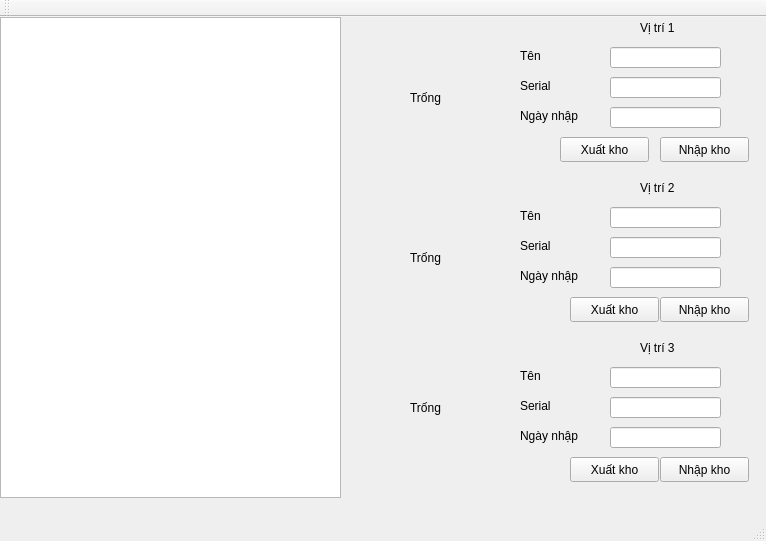
This is mainwindow.ui in phuc2k1/listview as Qt 5 draws it before an edit. The edited form follows.
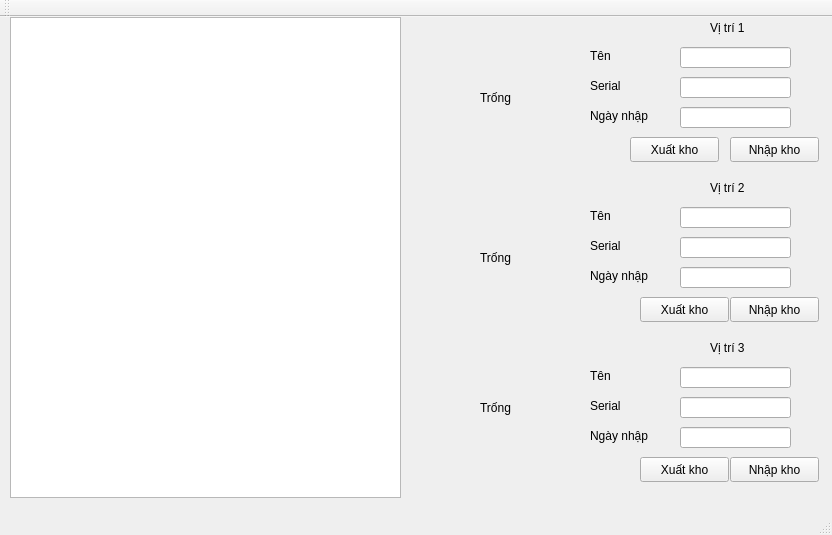
This is the edited form.

What changed in the file:
```diff
--- a/mainwindow.ui
+++ b/mainwindow.ui
@@ -6,8 +6,8 @@
    <rect>
     <x>0</x>
     <y>0</y>
-    <width>766</width>
-    <height>541</height>
+    <width>832</width>
+    <height>535</height>
    </rect>
   </property>
   <property name="windowTitle">
@@ -17,9 +17,9 @@
    <widget class="QListView" name="listView">
     <property name="geometry">
      <rect>
-      <x>0</x>
+      <x>10</x>
       <y>0</y>
-      <width>341</width>
+      <width>391</width>
       <height>481</height>
      </rect>
     </property>
@@ -27,7 +27,7 @@
    <widget class="QLineEdit" name="lineEdit">
     <property name="geometry">
      <rect>
-      <x>610</x>
+      <x>680</x>
       <y>60</y>
       <width>111</width>
       <height>21</height>
@@ -37,7 +37,7 @@
    <widget class="QLabel" name="label">
     <property name="geometry">
      <rect>
-      <x>520</x>
+      <x>590</x>
       <y>30</y>
       <width>67</width>
       <height>17</height>
@@ -50,7 +50,7 @@
    <widget class="QLineEdit" name="lineEdit_2">
     <property name="geometry">
      <rect>
-      <x>610</x>
+      <x>680</x>
       <y>90</y>
       <width>111</width>
       <height>21</height>
@@ -60,7 +60,7 @@
    <widget class="QLabel" name="label_2">
     <property name="geometry">
      <rect>
-      <x>520</x>
+      <x>590</x>
       <y>90</y>
       <width>81</width>
       <height>17</height>
@@ -73,7 +73,7 @@
    <widget class="QPushButton" name="xuat1">
     <property name="geometry">
      <rect>
-      <x>560</x>
+      <x>630</x>
       <y>120</y>
       <width>89</width>
       <height>25</height>
@@ -86,7 +86,7 @@
    <widget class="QPushButton" name="xuat2">
     <property name="geometry">
      <rect>
-      <x>570</x>
+      <x>640</x>
       <y>280</y>
       <width>89</width>
       <height>25</height>
@@ -99,7 +99,7 @@
    <widget class="QLineEdit" name="lineEdit_3">
     <property name="geometry">
      <rect>
-      <x>610</x>
+      <x>680</x>
       <y>220</y>
       <width>111</width>
       <height>21</height>
@@ -109,7 +109,7 @@
    <widget class="QLabel" name="label_3">
     <property name="geometry">
      <rect>
-      <x>520</x>
+      <x>590</x>
       <y>250</y>
       <width>81</width>
       <height>17</height>
@@ -122,7 +122,7 @@
    <widget class="QLabel" name="label_4">
     <property name="geometry">
      <rect>
-      <x>520</x>
+      <x>590</x>
       <y>190</y>
       <width>67</width>
       <height>17</height>
@@ -135,7 +135,7 @@
    <widget class="QLineEdit" name="lineEdit_4">
     <property name="geometry">
      <rect>
-      <x>610</x>
+      <x>680</x>
       <y>250</y>
       <width>111</width>
       <height>21</height>
@@ -145,7 +145,7 @@
    <widget class="QPushButton" name="xuat3">
     <property name="geometry">
      <rect>
-      <x>570</x>
+      <x>640</x>
       <y>440</y>
       <width>89</width>
       <height>25</height>
@@ -158,7 +158,7 @@
    <widget class="QLineEdit" name="lineEdit_5">
     <property name="geometry">
      <rect>
-      <x>610</x>
+      <x>680</x>
       <y>380</y>
       <width>111</width>
       <height>21</height>
@@ -168,7 +168,7 @@
    <widget class="QLabel" name="label_5">
     <property name="geometry">
      <rect>
-      <x>520</x>
+      <x>590</x>
       <y>410</y>
       <width>81</width>
       <height>17</height>
@@ -181,7 +181,7 @@
    <widget class="QLabel" name="label_6">
     <property name="geometry">
      <rect>
-      <x>520</x>
+      <x>590</x>
       <y>380</y>
       <width>67</width>
       <height>17</height>
@@ -194,7 +194,7 @@
    <widget class="QLineEdit" name="lineEdit_6">
     <property name="geometry">
      <rect>
-      <x>610</x>
+      <x>680</x>
       <y>410</y>
       <width>111</width>
       <height>21</height>
@@ -204,7 +204,7 @@
    <widget class="QPushButton" name="nhap1">
     <property name="geometry">
      <rect>
-      <x>660</x>
+      <x>730</x>
       <y>120</y>
       <width>89</width>
       <height>25</height>
@@ -217,7 +217,7 @@
    <widget class="QPushButton" name="nhap2">
     <property name="geometry">
      <rect>
-      <x>660</x>
+      <x>730</x>
       <y>280</y>
       <width>89</width>
       <height>25</height>
@@ -230,7 +230,7 @@
    <widget class="QPushButton" name="nhap3">
     <property name="geometry">
      <rect>
-      <x>660</x>
+      <x>730</x>
       <y>440</y>
       <width>89</width>
       <height>25</height>
@@ -243,7 +243,7 @@
    <widget class="QLabel" name="label_7">
     <property name="geometry">
      <rect>
-      <x>640</x>
+      <x>710</x>
       <y>320</y>
       <width>68</width>
       <height>22</height>
@@ -256,7 +256,7 @@
    <widget class="QLabel" name="label_8">
     <property name="geometry">
      <rect>
-      <x>640</x>
+      <x>710</x>
       <y>160</y>
       <width>68</width>
       <height>22</height>
@@ -269,7 +269,7 @@
    <widget class="QLabel" name="label_9">
     <property name="geometry">
      <rect>
-      <x>640</x>
+      <x>710</x>
       <y>0</y>
       <width>68</width>
       <height>22</height>
@@ -282,7 +282,7 @@
    <widget class="QLabel" name="label_10">
     <property name="geometry">
      <rect>
-      <x>520</x>
+      <x>590</x>
       <y>220</y>
       <width>81</width>
       <height>17</height>
@@ -295,7 +295,7 @@
    <widget class="QLineEdit" name="name2">
     <property name="geometry">
      <rect>
-      <x>610</x>
+      <x>680</x>
       <y>190</y>
       <width>111</width>
       <height>21</height>
@@ -305,7 +305,7 @@
    <widget class="QLineEdit" name="name1">
     <property name="geometry">
      <rect>
-      <x>610</x>
+      <x>680</x>
       <y>30</y>
       <width>111</width>
       <height>21</height>
@@ -315,7 +315,7 @@
    <widget class="QLabel" name="label_11">
     <property name="geometry">
      <rect>
-      <x>520</x>
+      <x>590</x>
       <y>60</y>
       <width>81</width>
       <height>17</height>
@@ -328,7 +328,7 @@
    <widget class="QLineEdit" name="name3">
     <property name="geometry">
      <rect>
-      <x>610</x>
+      <x>680</x>
       <y>350</y>
       <width>111</width>
       <height>21</height>
@@ -338,7 +338,7 @@
    <widget class="QLabel" name="label_12">
     <property name="geometry">
      <rect>
-      <x>520</x>
+      <x>590</x>
       <y>350</y>
       <width>67</width>
       <height>17</height>
@@ -351,7 +351,7 @@
    <widget class="QLabel" name="khosp1">
     <property name="geometry">
      <rect>
-      <x>350</x>
+      <x>420</x>
       <y>10</y>
       <width>151</width>
       <height>141</height>
@@ -367,7 +367,7 @@
    <widget class="QLabel" name="khosp2">
     <property name="geometry">
      <rect>
-      <x>350</x>
+      <x>420</x>
       <y>170</y>
       <width>151</width>
       <height>141</height>
@@ -383,7 +383,7 @@
    <widget class="QLabel" name="khosp3">
     <property name="geometry">
      <rect>
-      <x>350</x>
+      <x>420</x>
       <y>320</y>
       <width>151</width>
       <height>141</height>
```
Left out of the diff: 4 changed lines with no effect on the pictures.
